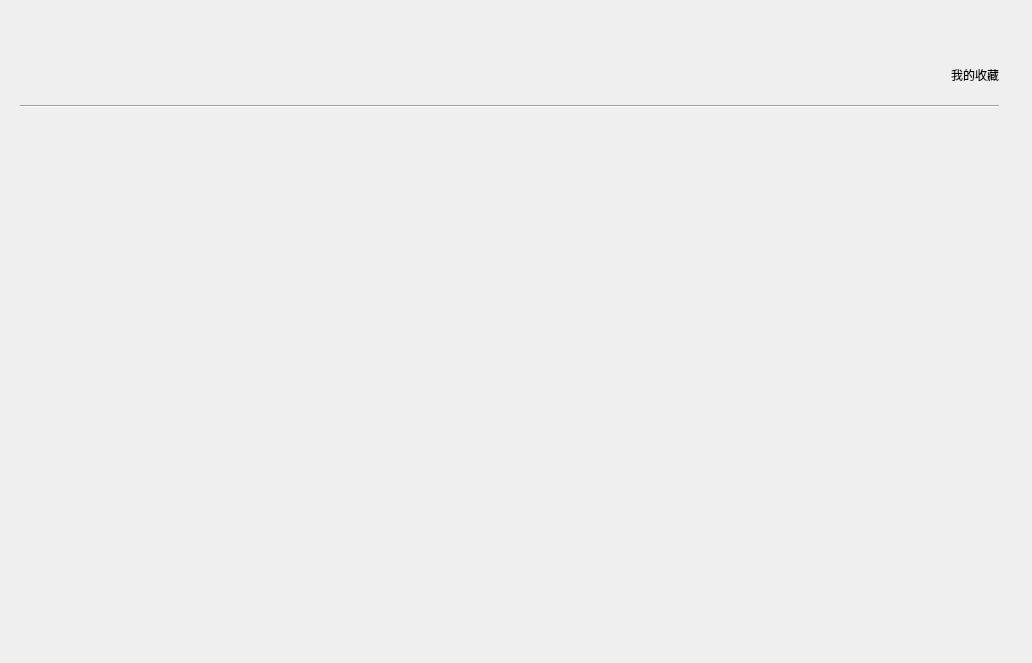
This is FavouriteWidget/MyFavoriteWidget_ui.ui in AugetyVolta/BUAA-Python-2023 as Qt 5 draws it before an edit. The edited form follows.
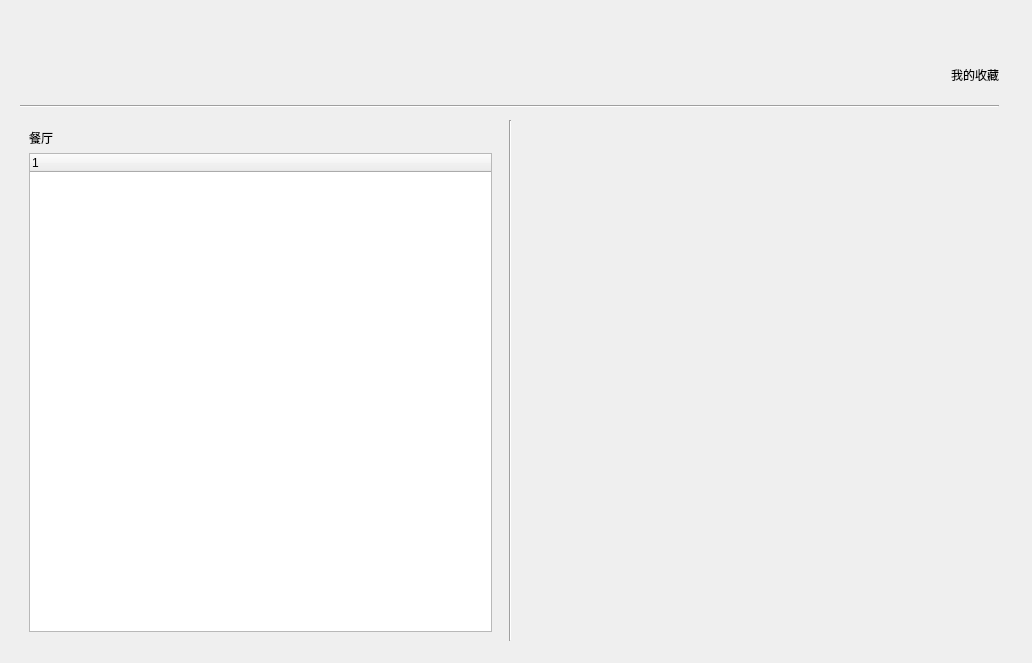
This is the edited form. Custom widgets are drawn as their Qt base class.

```diff
--- a/FavouriteWidget/MyFavoriteWidget_ui.ui
+++ b/FavouriteWidget/MyFavoriteWidget_ui.ui
@@ -62,13 +62,80 @@
     </item>
    </layout>
   </widget>
+  <widget class="CardWidget" name="CardWidget">
+   <property name="geometry">
+    <rect>
+     <x>20</x>
+     <y>120</y>
+     <width>481</width>
+     <height>521</height>
+    </rect>
+   </property>
+   <layout class="QVBoxLayout" name="verticalLayout_2">
+    <item>
+     <widget class="SubtitleLabel" name="SubtitleLabel">
+      <property name="text">
+       <string>餐厅</string>
+      </property>
+     </widget>
+    </item>
+    <item>
+     <widget class="TreeWidget" name="TreeWidget">
+      <column>
+       <property name="text">
+        <string notr="true">1</string>
+       </property>
+      </column>
+     </widget>
+    </item>
+   </layout>
+  </widget>
+  <widget class="CardWidget" name="CardWidget_3">
+   <property name="geometry">
+    <rect>
+     <x>520</x>
+     <y>120</y>
+     <width>481</width>
+     <height>521</height>
+    </rect>
+   </property>
+  </widget>
+  <widget class="Line" name="line_2">
+   <property name="geometry">
+    <rect>
+     <x>500</x>
+     <y>120</y>
+     <width>20</width>
+     <height>521</height>
+    </rect>
+   </property>
+   <property name="orientation">
+    <enum>Qt::Vertical</enum>
+   </property>
+  </widget>
  </widget>
  <customwidgets>
+  <customwidget>
+   <class>CardWidget</class>
+   <extends>QFrame</extends>
+   <header>qfluentwidgets</header>
+   <container>1</container>
+  </customwidget>
+  <customwidget>
+   <class>SubtitleLabel</class>
+   <extends>QLabel</extends>
+   <header>qfluentwidgets</header>
+  </customwidget>
   <customwidget>
    <class>TitleLabel</class>
    <extends>QLabel</extends>
    <header>qfluentwidgets</header>
   </customwidget>
+  <customwidget>
+   <class>TreeWidget</class>
+   <extends>QTreeWidget</extends>
+   <header>qfluentwidgets</header>
+  </customwidget>
  </customwidgets>
  <resources/>
  <connections/>
```
